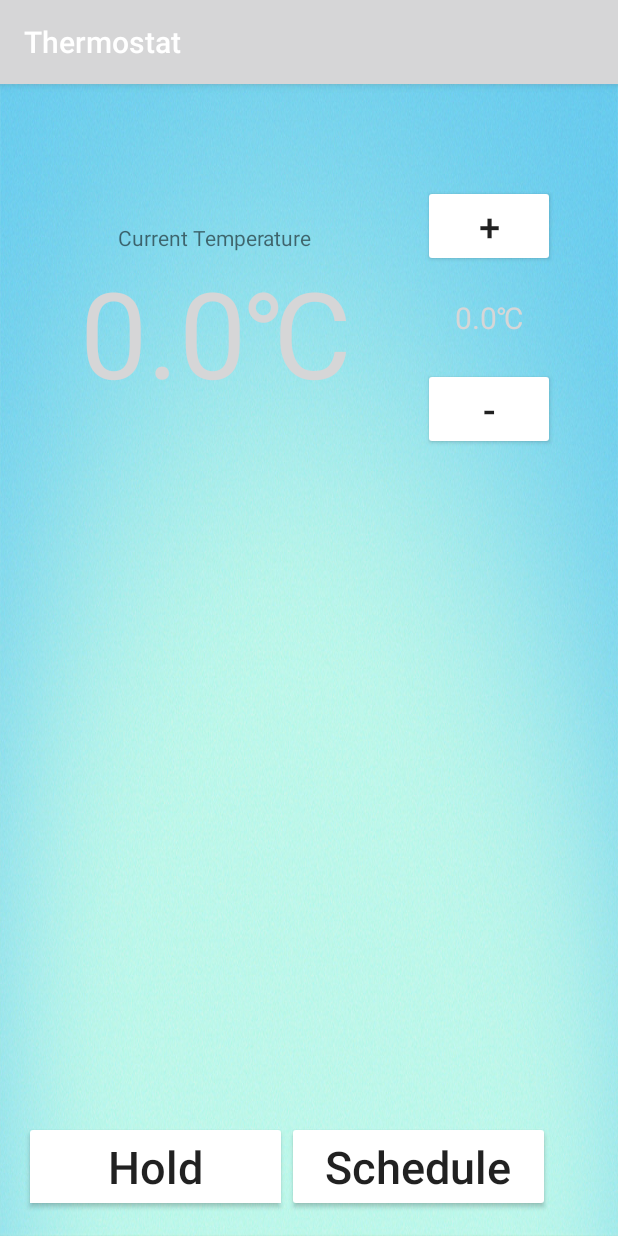
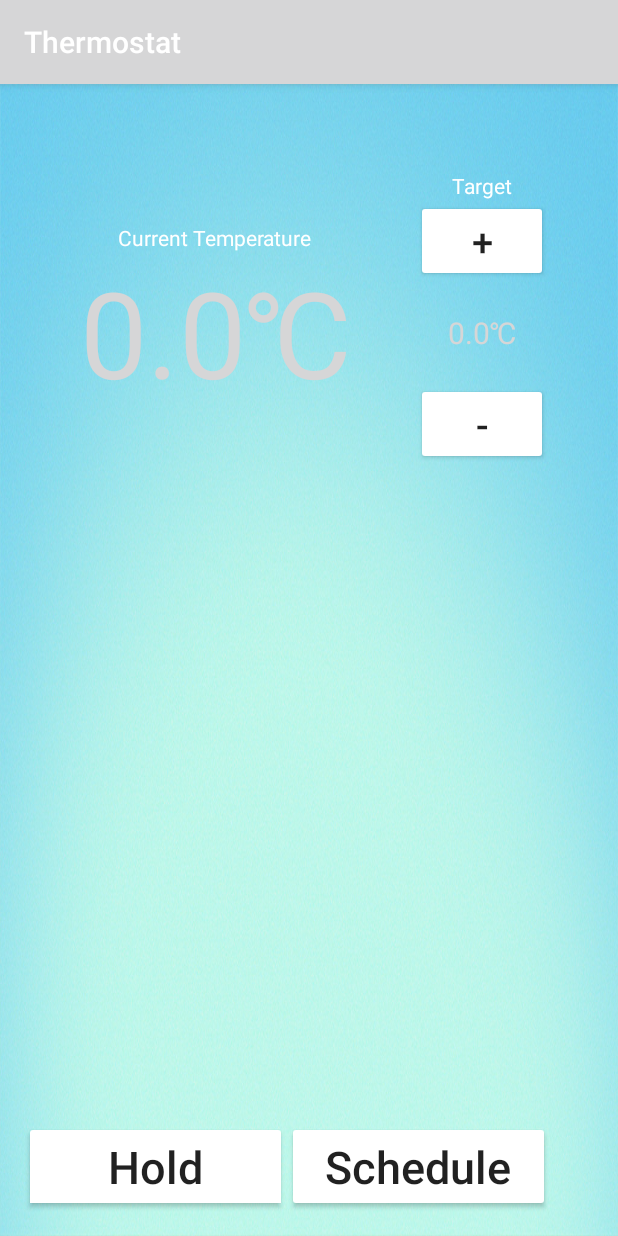
Before and after one commit to timhuebener/Thermostat, an Android app: the screen it shows after launch (MainActivity), on a phone screen of 412 x 824 dp. Run offline under Robolectric (Android 15) with nearby library versions, the phone set to English and light mode, and no system bars; network calls fail; 4 statements that could not run were skipped.

```diff
--- a/app/src/main/res/layout/activity_main.xml
+++ b/app/src/main/res/layout/activity_main.xml
@@ -42,7 +42,8 @@
             <TextView
                 android:layout_width="wrap_content"
                 android:layout_height="wrap_content"
-                android:text="Current Temperature" />
+                android:text="Current Temperature"
+                android:textColor="#FFFFFF"/>
 
             <TextView
                 android:layout_width="wrap_content"
@@ -59,10 +60,18 @@
         <!--The right linear layout that displays the buttons and the target temp.-->
 
         <LinearLayout
-            android:layout_width="110dp"
+            android:layout_width="100dp"
             android:layout_height="match_parent"
             android:orientation="vertical"
             android:gravity="center_vertical|center_horizontal">
+
+
+            <TextView
+                android:layout_width="wrap_content"
+                android:layout_height="wrap_content"
+                android:text="Target"
+                android:textColor="#FFFFFF"/>
+
 
             <Button
                 android:layout_width="wrap_content"
--- a/app/src/main/res/values/strings.xml
+++ b/app/src/main/res/values/strings.xml
@@ -13,4 +13,6 @@
     <string name="Sunday">Sunday</string>
 
 
+    <string name="Settings">Settings</string>
+
 </resources>
```
